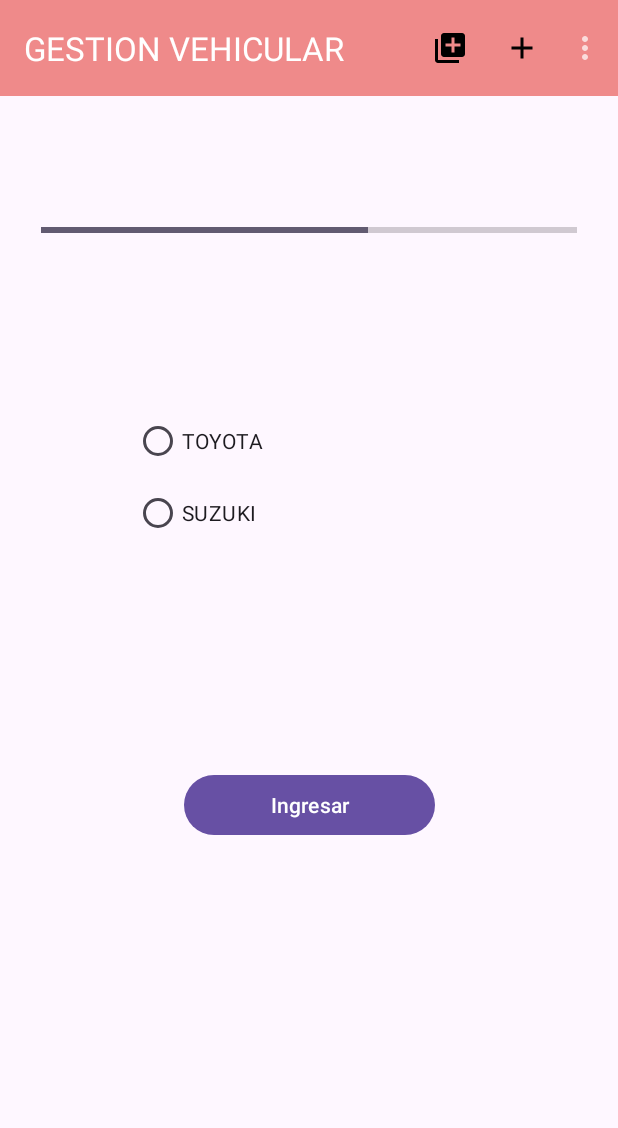
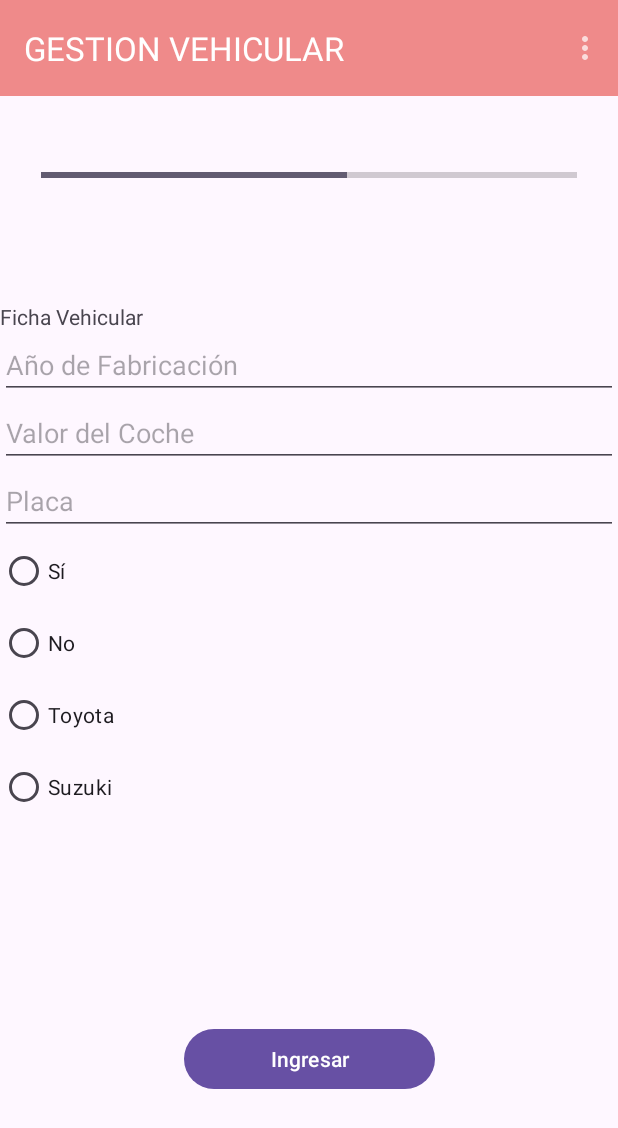
Before and after one commit to GabyValladares/ObjetosL-gicosExposicionesMovil, an Android app: the screen it shows after launch (MainActivity), in the options menu, after a tap on "FICHA VEHICULAR", on a phone screen of 412 x 824 dp. Shown: the top 1128 px of the screen. Run offline under Robolectric (Android 15) with nearby library versions, the phone set to English and light mode, and no system bars.

Commit message:
programacion menu bar

```diff
--- a/app/src/main/AndroidManifest.xml
+++ b/app/src/main/AndroidManifest.xml
@@ -13,6 +13,12 @@
         android:theme="@style/Theme.PracticaObjetosLogicosMovilIIPA2023"
         tools:targetApi="31">
         <activity
+            android:name=".FichaVehicular"
+            android:exported="false" />
+        <activity
+            android:name=".DatosPersonales"
+            android:exported="false" />
+        <activity
             android:name=".MainActivity"
             android:exported="true">
             <intent-filter>
--- /dev/null
+++ b/app/src/main/java/com/ggvc/practicaobjetoslogicosmoviliipa2023/DatosPersonales.java
@@ -0,0 +1,14 @@
+package com.ggvc.practicaobjetoslogicosmoviliipa2023;
+
+import androidx.appcompat.app.AppCompatActivity;
+
+import android.os.Bundle;
+
+public class DatosPersonales extends AppCompatActivity {
+
+    @Override
+    protected void onCreate(Bundle savedInstanceState) {
+        super.onCreate(savedInstanceState);
+        setContentView(R.layout.activity_datos_personales);
+    }
+}
--- /dev/null
+++ b/app/src/main/java/com/ggvc/practicaobjetoslogicosmoviliipa2023/FichaVehicular.java
@@ -0,0 +1,15 @@
+
+package com.ggvc.practicaobjetoslogicosmoviliipa2023;
+
+import androidx.appcompat.app.AppCompatActivity;
+
+import android.os.Bundle;
+
+public class FichaVehicular extends AppCompatActivity {
+
+    @Override
+    protected void onCreate(Bundle savedInstanceState) {
+        super.onCreate(savedInstanceState);
+        setContentView(R.layout.activity_ficha_vehicular);
+    }
+}
--- a/app/src/main/java/com/ggvc/practicaobjetoslogicosmoviliipa2023/MainActivity.java
+++ b/app/src/main/java/com/ggvc/practicaobjetoslogicosmoviliipa2023/MainActivity.java
@@ -2,14 +2,17 @@ package com.ggvc.practicaobjetoslogicosmoviliipa2023;
 
 import androidx.appcompat.app.AppCompatActivity;
 import androidx.appcompat.widget.Toolbar;
-
+import android.content.Intent;
 import android.os.Bundle;
 import android.os.Handler;
 import android.view.Menu;
 import android.view.MenuInflater;
+import android.view.MenuItem;
 import android.view.View;
 import android.widget.Button;
+import android.widget.EditText;
 import android.widget.ProgressBar;
+import android.widget.RadioGroup;
 
 public class MainActivity extends AppCompatActivity {
     private Toolbar toolbar1;
@@ -19,6 +22,14 @@ public class MainActivity extends AppCompatActivity {
     private Button startButton;
     private int progressStatus = 0;
     private Handler handler = new Handler();
+
+    private View datosPersonalesLayout;
+    private View fichaVehicularLayout;
+
+
+    private EditText edNombre, edCedula, edAnioFabricacion, edValor, edPlaca;
+    private RadioGroup radioGroupMultas, radioGroupMarca;
+
     @Override
     protected void onCreate(Bundle savedInstanceState) {
         super.onCreate(savedInstanceState);
@@ -27,6 +38,17 @@ public class MainActivity extends AppCompatActivity {
         setSupportActionBar(toolbar1);
         progressBar = findViewById(R.id.progressBar);
         startButton = findViewById(R.id.startButton);
+        datosPersonalesLayout = findViewById(R.id.datosPersonalesLayout);
+        fichaVehicularLayout = findViewById(R.id.fichaVehicularLayout);
+
+
+        edNombre = findViewById(R.id.edNombre);
+        edCedula = findViewById(R.id.edCedula);
+        edAnioFabricacion = findViewById(R.id.edAnioFabricacion);
+        edValor = findViewById(R.id.edValor);
+        edPlaca = findViewById(R.id.edPlaca);
+        radioGroupMultas = findViewById(R.id.radioGroupMultas);
+        radioGroupMarca = findViewById(R.id.radioGroupMarca);
 
         startButton.setOnClickListener(new View.OnClickListener() {
             @Override
@@ -59,11 +81,28 @@ public class MainActivity extends AppCompatActivity {
         });
     }
 
+    @Override
+    public boolean onCreateOptionsMenu(Menu menu) {
+        getMenuInflater().inflate(R.menu.menu, menu);
+        return true;
+    }
 
     @Override
-    public boolean onCreateOptionsMenu(Menu menu) {
-        MenuInflater inflater=getMenuInflater();
-        inflater.inflate(R.menu.menu,menu);
-        return true;
+    public boolean onOptionsItemSelected(MenuItem item) {
+        int itemId = item.getItemId();
+
+        if (itemId == R.id.action_datos_personales) {
+            // Mostrar Datos Personales y ocultar Ficha Vehicular
+            datosPersonalesLayout.setVisibility(View.VISIBLE);
+            fichaVehicularLayout.setVisibility(View.GONE);
+            return true;
+        } else if (itemId == R.id.action_ficha_vehicular) {
+            // Mostrar Ficha Vehicular y ocultar Datos Personales
+            fichaVehicularLayout.setVisibility(View.VISIBLE);
+            datosPersonalesLayout.setVisibility(View.GONE);
+            return true;
+        } else {
+            return super.onOptionsItemSelected(item);
+        }
     }
 }
--- /dev/null
+++ b/app/src/main/res/layout/activity_datos_personales.xml
@@ -0,0 +1,9 @@
+<?xml version="1.0" encoding="utf-8"?>
+<androidx.constraintlayout.widget.ConstraintLayout xmlns:android="http://schemas.android.com/apk/res/android"
+    xmlns:app="http://schemas.android.com/apk/res-auto"
+    xmlns:tools="http://schemas.android.com/tools"
+    android:layout_width="match_parent"
+    android:layout_height="match_parent"
+    tools:context=".DatosPersonales">
+
+</androidx.constraintlayout.widget.ConstraintLayout>
--- /dev/null
+++ b/app/src/main/res/layout/activity_ficha_vehicular.xml
@@ -0,0 +1,9 @@
+<?xml version="1.0" encoding="utf-8"?>
+<androidx.constraintlayout.widget.ConstraintLayout xmlns:android="http://schemas.android.com/apk/res/android"
+    xmlns:app="http://schemas.android.com/apk/res-auto"
+    xmlns:tools="http://schemas.android.com/tools"
+    android:layout_width="match_parent"
+    android:layout_height="match_parent"
+    tools:context=".FichaVehicular">
+
+</androidx.constraintlayout.widget.ConstraintLayout>
--- a/app/src/main/res/layout/activity_main.xml
+++ b/app/src/main/res/layout/activity_main.xml
@@ -6,8 +6,134 @@
     android:layout_height="match_parent"
     tools:context=".MainActivity">
 
+    <include layout="@layout/toolbar" />
 
-    <include layout="@layout/toolbar"/>
+    <Button
+        android:id="@+id/startButton"
+        android:layout_width="167dp"
+        android:layout_height="48dp"
+        android:text="Ingresar"
+        app:layout_constraintBottom_toBottomOf="parent"
+        app:layout_constraintEnd_toEndOf="parent"
+        app:layout_constraintStart_toStartOf="parent"
+        app:layout_constraintTop_toTopOf="parent"
+        app:layout_constraintVertical_bias="0.879" />
+
+    <!-- Layout para Ficha Vehicular -->
+
+    <LinearLayout
+        android:id="@+id/datosPersonalesLayout"
+        android:layout_width="match_parent"
+        android:layout_height="wrap_content"
+        android:orientation="vertical"
+        android:visibility="gone"
+        app:layout_constraintBottom_toBottomOf="parent"
+        app:layout_constraintEnd_toEndOf="parent"
+        app:layout_constraintHorizontal_bias="0.0"
+        app:layout_constraintStart_toStartOf="parent"
+        app:layout_constraintTop_toTopOf="parent"
+        app:layout_constraintVertical_bias="0.332">
+
+        <!-- Agrega tus elementos para Datos Personales aquí -->
+        <TextView
+            android:layout_width="wrap_content"
+            android:layout_height="wrap_content"
+            android:text="Datos Personales" />
+
+        <EditText
+            android:id="@+id/edNombre"
+            android:layout_width="match_parent"
+            android:layout_height="wrap_content"
+            android:hint="Nombre" />
+
+        <EditText
+            android:id="@+id/edCedula"
+            android:layout_width="match_parent"
+            android:layout_height="wrap_content"
+            android:hint="Cédula" />
+
+        <!-- Agrega más elementos según sea necesario -->
+
+    </LinearLayout>
+
+    <LinearLayout
+        android:id="@+id/fichaVehicularLayout"
+        android:layout_width="match_parent"
+        android:layout_height="wrap_content"
+        android:orientation="vertical"
+        android:visibility="gone"
+        app:layout_constraintBottom_toBottomOf="parent"
+        app:layout_constraintEnd_toEndOf="parent"
+        app:layout_constraintHorizontal_bias="0.0"
+        app:layout_constraintStart_toStartOf="parent"
+        app:layout_constraintTop_toTopOf="parent"
+        app:layout_constraintVertical_bias="0.423">
+
+        <!-- Agrega tus elementos para Ficha Vehicular aquí -->
+        <TextView
+            android:layout_width="wrap_content"
+            android:layout_height="wrap_content"
+            android:text="Ficha Vehicular" />
+
+        <EditText
+            android:id="@+id/edAnioFabricacion"
+            android:layout_width="match_parent"
+            android:layout_height="wrap_content"
+            android:hint="Año de Fabricación" />
+
+        <EditText
+            android:id="@+id/edValor"
+            android:layout_width="match_parent"
+            android:layout_height="wrap_content"
+            android:hint="Valor del Coche" />
+
+        <EditText
+            android:id="@+id/edPlaca"
+            android:layout_width="match_parent"
+            android:layout_height="wrap_content"
+            android:hint="Placa" />
+
+        <RadioGroup
+            android:id="@+id/radioGroupMultas"
+            android:layout_width="match_parent"
+            android:layout_height="wrap_content">
+
+            <RadioButton
+                android:id="@+id/radioButtonSi"
+                android:layout_width="wrap_content"
+                android:layout_height="wrap_content"
+                android:text="Sí" />
+
+            <RadioButton
+                android:id="@+id/radioButtonNo"
+                android:layout_width="wrap_content"
+                android:layout_height="wrap_content"
+                android:text="No" />
+
+        </RadioGroup>
+
+        <RadioGroup
+            android:id="@+id/radioGroupMarca"
+            android:layout_width="match_parent"
+            android:layout_height="wrap_content">
+
+            <RadioButton
+                android:id="@+id/radioButtonToyota"
+                android:layout_width="wrap_content"
+                android:layout_height="wrap_content"
+                android:text="Toyota" />
+
+            <RadioButton
+                android:id="@+id/radioButtonSuzuki"
+                android:layout_width="wrap_content"
+                android:layout_height="wrap_content"
+                android:text="Suzuki" />
+
+        </RadioGroup>
+
+        <!-- Agrega más elementos según sea necesario -->
+
+    </LinearLayout>
 
     <ProgressBar
         android:id="@+id/progressBar"
@@ -18,42 +144,6 @@
         app:layout_constraintEnd_toEndOf="parent"
         app:layout_constraintStart_toStartOf="parent"
         app:layout_constraintTop_toTopOf="parent"
-        app:layout_constraintVertical_bias="0.17" />
-
-    <Button
-        android:id="@+id/startButton"
-        android:layout_width="167dp"
-        android:layout_height="48dp"
-        android:text="Ingresar"
-        app:layout_constraintBottom_toBottomOf="parent"
-        app:layout_constraintEnd_toEndOf="parent"
-        app:layout_constraintStart_toStartOf="parent"
-        app:layout_constraintTop_toTopOf="parent"
-        app:layout_constraintVertical_bias="0.661" />
-
-    <RadioGroup
-        android:layout_width="232dp"
-        android:layout_height="112dp"
-        app:layout_constraintBottom_toBottomOf="parent"
-        app:layout_constraintEnd_toEndOf="parent"
-        app:layout_constraintHorizontal_bias="0.497"
-        app:layout_constraintStart_toStartOf="parent"
-        app:layout_constraintTop_toTopOf="parent"
-        app:layout_constraintVertical_bias="0.379">
-
-        <RadioButton
-            android:id="@+id/radioButton"
-            android:layout_width="match_parent"
-            android:layout_height="wrap_content"
-            android:text="TOYOTA" />
-
-        <RadioButton
-            android:id="@+id/radioButton2"
-            android:layout_width="match_parent"
-            android:layout_height="wrap_content"
-            android:text="SUZUKI" />
-
-
-    </RadioGroup>
+        app:layout_constraintVertical_bias="0.123" />
 
 </androidx.constraintlayout.widget.ConstraintLayout>
--- a/app/src/main/res/menu/menu.xml
+++ b/app/src/main/res/menu/menu.xml
@@ -1,50 +1,20 @@
-<?xml version="1.0" encoding="utf-8"?>
 <menu xmlns:android="http://schemas.android.com/apk/res/android"
     xmlns:app="http://schemas.android.com/apk/res-auto">
 
     <item
-        android:title="ejemplo 1"
-        android:icon="@drawable/baseline_add_to_photos_24"
-        android:id="@+id/ejemplo"
+        android:id="@+id/action_ficha_vehicular"
+        android:title="FICHA VEHICULAR"
+        android:icon="@drawable/baseline_add_24"
+        app:showAsAction="never"
         app:itemIconTint="@color/black"
-        app:showAsAction="ifRoom" />
-
-
-
-
+        android:titleTextColor="#000000" />
 
     <item
-        android:title="OPC 1"
-        android:icon="@drawable/baseline_add_24"
-        android:id="@+id/opc1"
-        app:showAsAction="ifRoom"
-        app:itemIconTint="@color/black"
-        android:titleTextColor="#000000"
-
-
-        />
-
-
-    <item
-        android:title="FICHA VEHICULAR"
-        android:icon="@drawable/baseline_add_24"
-        android:id="@+id/opc2"
-        app:showAsAction="never"
-        app:itemIconTint="@color/black"
-        android:titleTextColor="#000000"
-
-
-        />
-
-    <item
-        android:id="@+id/opc3"
+        android:id="@+id/action_datos_personales"
         android:title="DATOS PERSONALES"
         android:icon="@drawable/baseline_add_24"
         app:showAsAction="never"
         app:itemIconTint="@color/black"
-        android:titleTextColor="#000000"
-
-
-        />
+        android:titleTextColor="#000000" />
 
 </menu>
```
